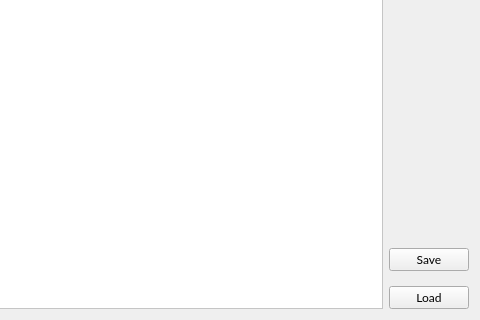
First picture: the form in MainWindow/MainWindow.ui, repository RScarcia/Qt_Experiments, before the edit; both pictures show x 474 to 954 and y 241 to 561 of the 954 by 561 pixel window.
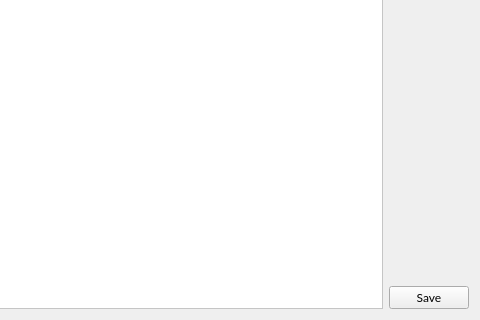
Second picture: the form after the edit.

Commit message: Save and Load pt2

Diff of the .ui file:
```diff
--- a/MainWindow/MainWindow.ui
+++ b/MainWindow/MainWindow.ui
@@ -211,19 +211,6 @@
          </property>
         </widget>
        </item>
-       <item>
-        <widget class="QPushButton" name="loadButton">
-         <property name="font">
-          <font>
-           <family>Lato</family>
-           <pointsize>9</pointsize>
-          </font>
-         </property>
-         <property name="text">
-          <string>Load</string>
-         </property>
-        </widget>
-       </item>
       </layout>
      </item>
     </layout>
```
Left out of the diff: 1 changed line with no effect on the pictures. The commit also changes 15 other files.
